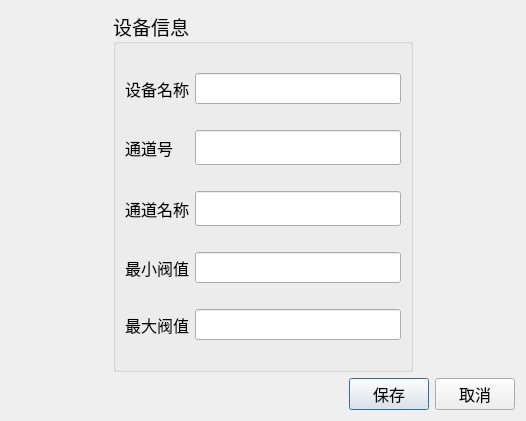
First picture: the form in dialogchanconfig.ui, repository byteman/bullet, before the edit.
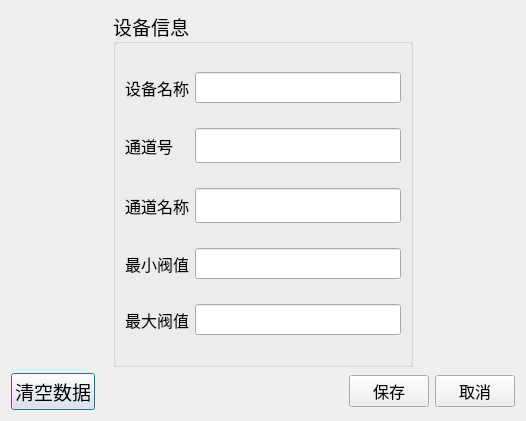
Second picture: the form after the edit.

Commit message: 支持通道数据清理

```diff
--- a/dialogchanconfig.ui
+++ b/dialogchanconfig.ui
@@ -223,6 +223,13 @@
    </item>
    <item>
     <layout class="QHBoxLayout" name="horizontalLayout">
+     <item>
+      <widget class="QPushButton" name="btnChanClear">
+       <property name="text">
+        <string>清空数据</string>
+       </property>
+      </widget>
+     </item>
      <item>
       <spacer name="horizontalSpacer">
        <property name="orientation">
```
The commit also changes 8 other files.
